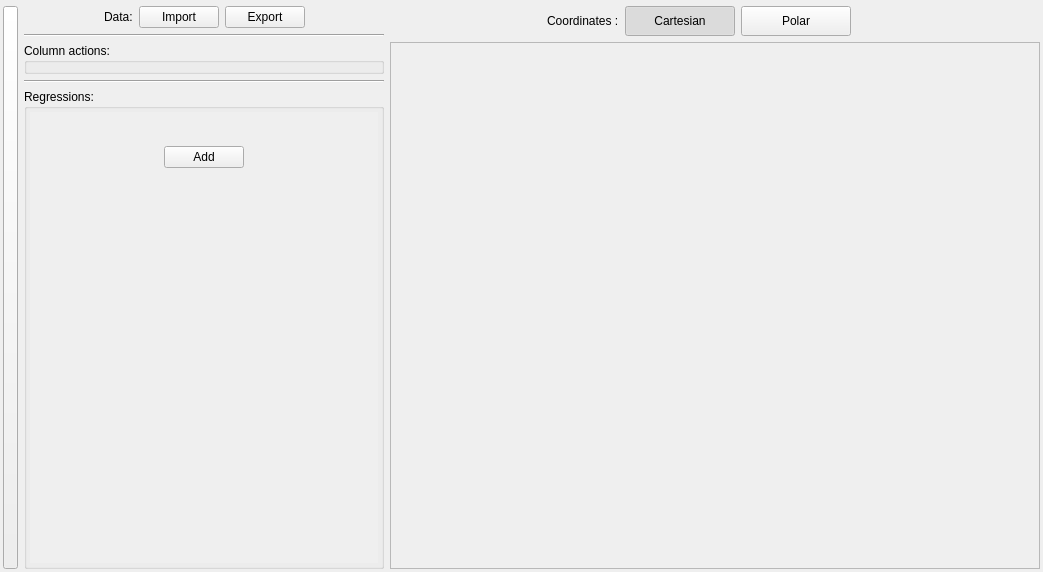
First picture: the form in DataPlot/datawindow.ui, repository AdelKS/ZeGrapher, before the edit.
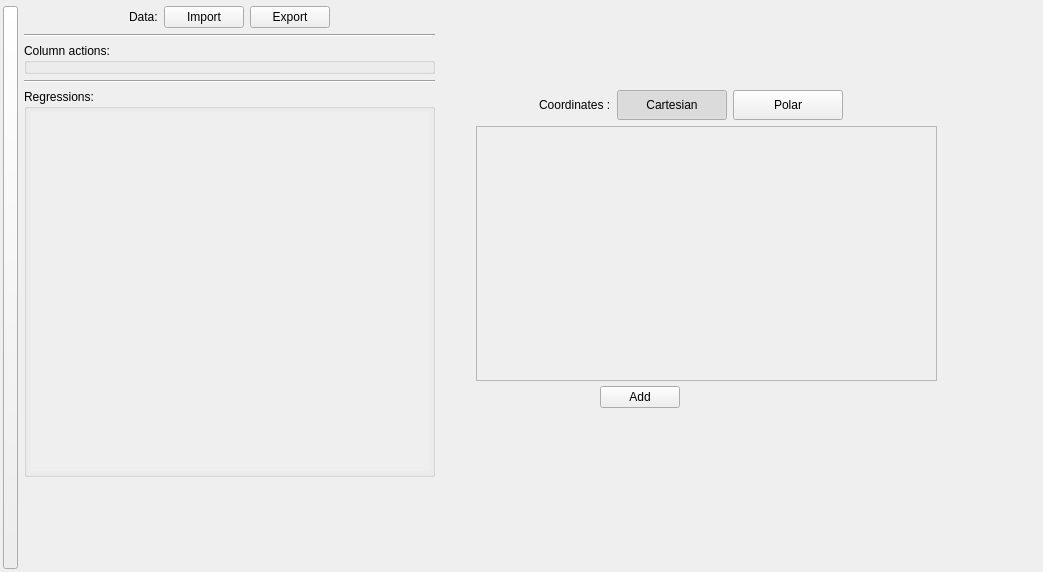
Second picture: the form after the edit. Icons and pictures are not drawn.

What changed in the file:
```diff
--- a/DataPlot/datawindow.ui
+++ b/DataPlot/datawindow.ui
@@ -17,21 +17,15 @@
    <iconset resource="../ressources.qrc">
     <normaloff>:/icons/data.png</normaloff>:/icons/data.png</iconset>
   </property>
-  <layout class="QHBoxLayout" name="horizontalLayout">
-   <property name="leftMargin">
-    <number>3</number>
-   </property>
-   <property name="topMargin">
-    <number>6</number>
-   </property>
-   <property name="rightMargin">
-    <number>3</number>
-   </property>
-   <property name="bottomMargin">
-    <number>3</number>
-   </property>
-   <item>
     <widget class="QPushButton" name="retractionButton">
+   <property name="geometry">
+    <rect>
+     <x>3</x>
+     <y>6</y>
+     <width>15</width>
+     <height>563</height>
+    </rect>
+   </property>
      <property name="sizePolicy">
       <sizepolicy hsizetype="Fixed" vsizetype="Expanding">
        <horstretch>0</horstretch>
@@ -61,9 +55,15 @@
       </size>
      </property>
     </widget>
-   </item>
-   <item>
     <widget class="QWidget" name="actionsContainerWidget" native="true">
+   <property name="geometry">
+    <rect>
+     <x>24</x>
+     <y>6</y>
+     <width>411</width>
+     <height>471</height>
+    </rect>
+   </property>
      <property name="sizePolicy">
       <sizepolicy hsizetype="Minimum" vsizetype="Preferred">
        <horstretch>0</horstretch>
@@ -78,7 +78,7 @@
      </property>
      <property name="maximumSize">
       <size>
-       <width>360</width>
+     <width>16777215</width>
        <height>16777215</height>
       </size>
      </property>
@@ -181,16 +181,16 @@
         </property>
         <layout class="QVBoxLayout" name="verticalLayout_2">
          <property name="leftMargin">
-          <number>3</number>
+        <number>0</number>
          </property>
          <property name="topMargin">
-          <number>3</number>
+        <number>0</number>
          </property>
          <property name="rightMargin">
-          <number>3</number>
+        <number>0</number>
          </property>
          <property name="bottomMargin">
-          <number>3</number>
+        <number>0</number>
          </property>
          <item>
           <layout class="QVBoxLayout" name="actionsLayout"/>
@@ -242,7 +242,7 @@
           <number>3</number>
          </property>
          <item>
-          <widget class="QScrollArea" name="scrollArea_2">
+        <widget class="QScrollArea" name="modelsScrollArea">
            <property name="sizePolicy">
             <sizepolicy hsizetype="Minimum" vsizetype="Expanding">
              <horstretch>0</horstretch>
@@ -272,128 +272,30 @@
              <rect>
               <x>0</x>
               <y>0</y>
-              <width>348</width>
-              <height>425</height>
-             </rect>
-            </property>
-            <layout class="QVBoxLayout" name="verticalLayout_6">
-             <property name="sizeConstraint">
-              <enum>QLayout::SetMinimumSize</enum>
-             </property>
-             <property name="leftMargin">
-              <number>0</number>
-             </property>
-             <property name="topMargin">
-              <number>10</number>
-             </property>
-             <property name="rightMargin">
-              <number>0</number>
-             </property>
-             <property name="bottomMargin">
-              <number>0</number>
-             </property>
-             <item>
-              <widget class="QWidget" name="modelsContainer" native="true">
-               <property name="minimumSize">
-                <size>
-                 <width>0</width>
-                 <height>0</height>
-                </size>
-               </property>
-               <property name="maximumSize">
-                <size>
-                 <width>350</width>
-                 <height>16777215</height>
-                </size>
-               </property>
-               <layout class="QVBoxLayout" name="modelsLayout"/>
-              </widget>
-             </item>
-             <item>
-              <widget class="QWidget" name="widget_2" native="true">
-               <property name="maximumSize">
-                <size>
-                 <width>16777215</width>
-                 <height>30</height>
-                </size>
-               </property>
-               <layout class="QHBoxLayout" name="horizontalLayout_3">
-                <property name="spacing">
-                 <number>0</number>
-                </property>
-                <property name="leftMargin">
-                 <number>0</number>
-                </property>
-                <property name="topMargin">
-                 <number>0</number>
-                </property>
-                <property name="rightMargin">
-                 <number>0</number>
-                </property>
-                <property name="bottomMargin">
-                 <number>0</number>
-                </property>
-                <item>
-                 <spacer name="horizontalSpacer">
-                  <property name="orientation">
-                   <enum>Qt::Horizontal</enum>
-                  </property>
-                  <property name="sizeHint" stdset="0">
-                   <size>
-                    <width>40</width>
-                    <height>20</height>
-                   </size>
-                  </property>
-                 </spacer>
-                </item>
-                <item>
-                 <widget class="QPushButton" name="addModel">
-                  <property name="text">
-                   <string>Add</string>
-                  </property>
-                 </widget>
-                </item>
-                <item>
-                 <spacer name="horizontalSpacer_2">
-                  <property name="orientation">
-                   <enum>Qt::Horizontal</enum>
-                  </property>
-                  <property name="sizeHint" stdset="0">
-                   <size>
-                    <width>131</width>
-                    <height>20</height>
-                   </size>
-                  </property>
-                 </spacer>
-                </item>
+            <width>399</width>
+            <height>337</height>
+           </rect>
+          </property>
+         </widget>
+        </widget>
+       </item>
                </layout>
               </widget>
              </item>
-             <item>
-              <widget class="QWidget" name="widget_4" native="true">
-               <property name="sizePolicy">
-                <sizepolicy hsizetype="Minimum" vsizetype="Expanding">
-                 <horstretch>0</horstretch>
-                 <verstretch>10</verstretch>
-                </sizepolicy>
-               </property>
-              </widget>
-             </item>
-            </layout>
-           </widget>
-          </widget>
-         </item>
-        </layout>
-       </widget>
-      </item>
-     </layout>
-    </widget>
-   </item>
-   <item>
-    <widget class="QWidget" name="widget_3" native="true">
+   </layout>
+  </widget>
+  <widget class="QWidget" name="tableContainerWidget" native="true">
+   <property name="geometry">
+    <rect>
+     <x>476</x>
+     <y>90</y>
+     <width>461</width>
+     <height>291</height>
+    </rect>
+   </property>
      <property name="sizePolicy">
       <sizepolicy hsizetype="Expanding" vsizetype="Preferred">
-       <horstretch>0</horstretch>
+     <horstretch>1</horstretch>
        <verstretch>0</verstretch>
       </sizepolicy>
      </property>
@@ -458,9 +360,6 @@
           <property name="autoExclusive">
            <bool>true</bool>
           </property>
-          <attribute name="buttonGroup">
-           <string notr="true">buttonGroup</string>
-          </attribute>
          </widget>
         </item>
         <item>
@@ -486,9 +385,6 @@
           <property name="autoExclusive">
            <bool>true</bool>
           </property>
-          <attribute name="buttonGroup">
-           <string notr="true">buttonGroup</string>
-          </attribute>
          </widget>
         </item>
         <item>
@@ -557,8 +453,8 @@
           <rect>
            <x>0</x>
            <y>0</y>
-           <width>648</width>
-           <height>523</height>
+         <width>459</width>
+         <height>251</height>
           </rect>
          </property>
          <layout class="QVBoxLayout" name="verticalLayout">
@@ -614,8 +510,130 @@
       </item>
      </layout>
     </widget>
-   </item>
-  </layout>
+  <widget class="QWidget" name="containerWidget" native="true">
+   <property name="geometry">
+    <rect>
+     <x>500</x>
+     <y>380</y>
+     <width>311</width>
+     <height>201</height>
+    </rect>
+   </property>
+   <property name="sizePolicy">
+    <sizepolicy hsizetype="MinimumExpanding" vsizetype="Preferred">
+     <horstretch>0</horstretch>
+     <verstretch>0</verstretch>
+    </sizepolicy>
+   </property>
+   <layout class="QVBoxLayout" name="verticalLayout_5">
+    <item>
+     <widget class="QWidget" name="modelsContainer" native="true">
+      <property name="sizePolicy">
+       <sizepolicy hsizetype="Expanding" vsizetype="Preferred">
+        <horstretch>0</horstretch>
+        <verstretch>0</verstretch>
+       </sizepolicy>
+      </property>
+      <property name="minimumSize">
+       <size>
+        <width>0</width>
+        <height>0</height>
+       </size>
+      </property>
+      <property name="maximumSize">
+       <size>
+        <width>350</width>
+        <height>16777215</height>
+       </size>
+      </property>
+      <layout class="QVBoxLayout" name="modelsLayout">
+       <property name="leftMargin">
+        <number>0</number>
+       </property>
+       <property name="topMargin">
+        <number>0</number>
+       </property>
+       <property name="rightMargin">
+        <number>0</number>
+       </property>
+       <property name="bottomMargin">
+        <number>0</number>
+       </property>
+      </layout>
+     </widget>
+    </item>
+    <item>
+     <widget class="QWidget" name="addWidget" native="true">
+      <property name="maximumSize">
+       <size>
+        <width>16777215</width>
+        <height>30</height>
+       </size>
+      </property>
+      <layout class="QHBoxLayout" name="horizontalLayout_3">
+       <property name="spacing">
+        <number>0</number>
+       </property>
+       <property name="leftMargin">
+        <number>0</number>
+       </property>
+       <property name="topMargin">
+        <number>0</number>
+       </property>
+       <property name="rightMargin">
+        <number>0</number>
+       </property>
+       <property name="bottomMargin">
+        <number>0</number>
+       </property>
+       <item>
+        <spacer name="horizontalSpacer">
+         <property name="orientation">
+          <enum>Qt::Horizontal</enum>
+         </property>
+         <property name="sizeHint" stdset="0">
+          <size>
+           <width>40</width>
+           <height>20</height>
+          </size>
+         </property>
+        </spacer>
+       </item>
+       <item>
+        <widget class="QPushButton" name="addModel">
+         <property name="text">
+          <string>Add</string>
+         </property>
+        </widget>
+       </item>
+       <item>
+        <spacer name="horizontalSpacer_2">
+         <property name="orientation">
+          <enum>Qt::Horizontal</enum>
+         </property>
+         <property name="sizeHint" stdset="0">
+          <size>
+           <width>131</width>
+           <height>20</height>
+          </size>
+         </property>
+        </spacer>
+       </item>
+      </layout>
+     </widget>
+    </item>
+    <item>
+     <widget class="QWidget" name="spacerWidget" native="true">
+      <property name="sizePolicy">
+       <sizepolicy hsizetype="Minimum" vsizetype="Expanding">
+        <horstretch>0</horstretch>
+        <verstretch>10</verstretch>
+       </sizepolicy>
+      </property>
+     </widget>
+    </item>
+   </layout>
+  </widget>
  </widget>
  <resources>
   <include location="../ressources.qrc"/>
```
Left out of the diff: 3 changed lines with no effect on the pictures. Lines whose indentation alone changed are shown as unchanged.
